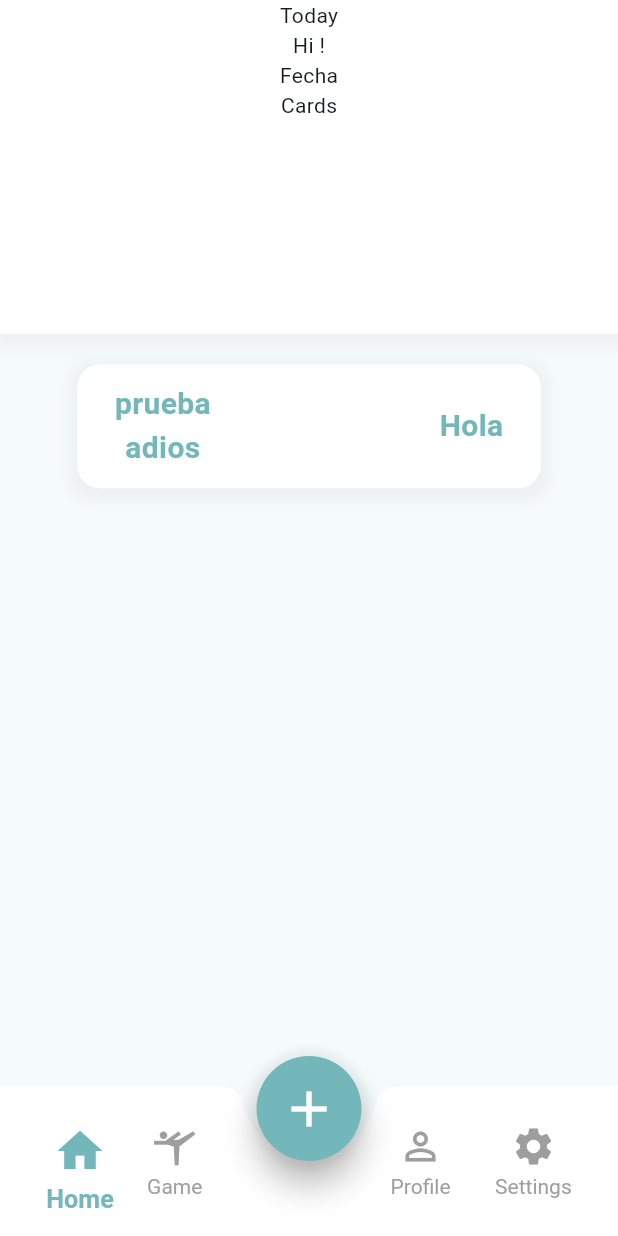
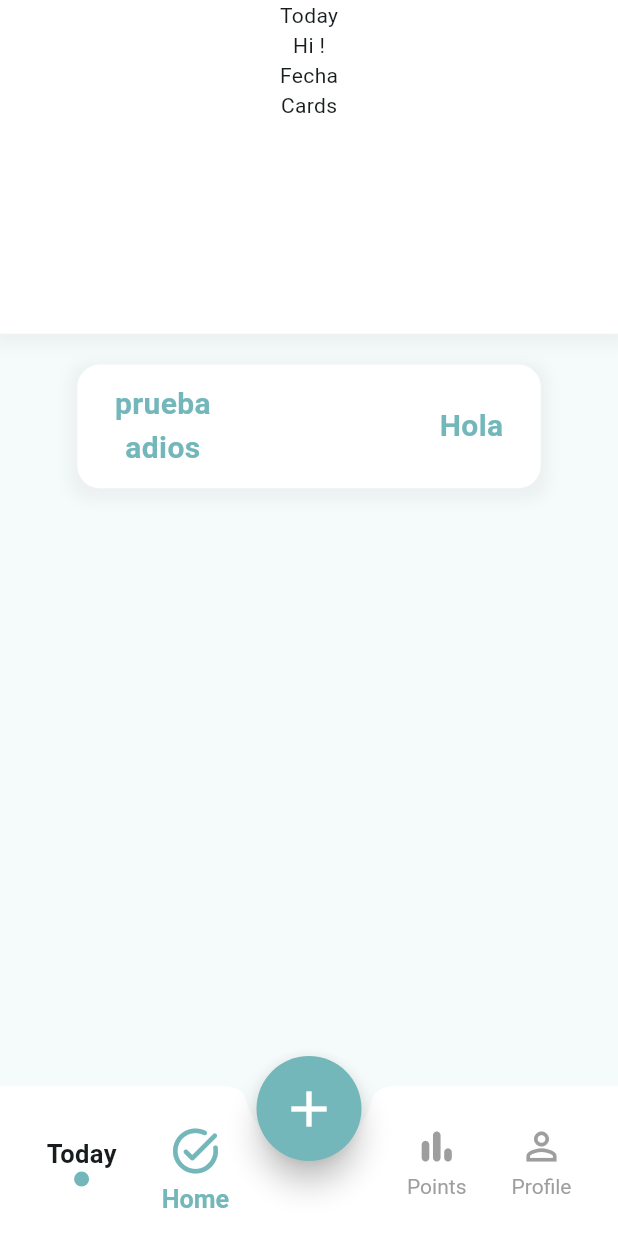
Before and after one commit to wilsone24/My-Best-Self, a Flutter app: the Mainpage screen opened by its route, on a phone screen of 412 x 824 dp. Run offline on Flutter 3.47's test engine with Material 3 defaults, Android fonts, the phone set to English and light mode, and no system bars; our stand-ins replace get.

Commit message:
Refactor bottom navigation bar and add TodayBottomBar widget

```diff
--- a/lib/ui/navbar/navbar.dart
+++ b/lib/ui/navbar/navbar.dart
@@ -24,11 +24,12 @@ class CustomBottomNavBar extends StatelessWidget {
         child: Row(
           mainAxisAlignment: MainAxisAlignment.spaceAround,
           children: [
-            _buildNavItem(0, 'Home', Icons.home),
-            _buildNavItem(1, 'Game', Icons.sports_gymnastics_outlined),
-            const SizedBox(width: 66), // Espacio para el botón central
+            const TodayBottomBar(),
+            _buildNavItem(0, 'Home', Icons.task_alt_rounded),
+            const SizedBox(width: 66),
+            _buildNavItem(1, 'Points', Icons.bar_chart_rounded),
             _buildNavItem(2, 'Profile', Icons.person_outline),
-            _buildNavItem(3, 'Settings', Icons.settings),
+
           ],
         ),
       ),
@@ -42,7 +43,8 @@ class CustomBottomNavBar extends StatelessWidget {
       onTap: () => onItemTapped(index),
       child: AnimatedContainer(
         duration: const Duration(milliseconds: 300),
-        transform: Matrix4.diagonal3Values(isSelected ? 1.2 : 1.0, isSelected ? 1.2 : 1.0, 1.0),
+        transform: Matrix4.diagonal3Values(
+            isSelected ? 1.2 : 1.0, isSelected ? 1.2 : 1.0, 1.0),
         child: Column(
           mainAxisSize: MainAxisSize.min,
           children: [
@@ -64,6 +66,33 @@ class CustomBottomNavBar extends StatelessWidget {
   }
 }
 
+class TodayBottomBar extends StatelessWidget {
+  const TodayBottomBar({
+    super.key,
+  });
+
+  @override
+  Widget build(BuildContext context) {
+    return Column(
+      mainAxisSize: MainAxisSize.min,
+      children: [
+        const Text(
+          "Today",
+          style: TextStyle(fontSize: 17, fontWeight: FontWeight.bold),
+        ),
+        Container(
+          width: 10,
+          height: 10,
+          decoration: const BoxDecoration(
+            shape: BoxShape.circle,
+            color: primarycolor,
+          ),
+        )
+      ],
+    );
+  }
+}
+
 class CustomFloatingActionButton extends StatelessWidget {
   final VoidCallback onPressed;
 
@@ -72,9 +101,10 @@ class CustomFloatingActionButton extends StatelessWidget {
   @override
   Widget build(BuildContext context) {
     return Container(
-      height: 76,
-      width: 76,
-      margin: const EdgeInsets.only(top: 30), // Alineación con la barra de navegación
+      height: 70,
+      width: 70,
+      margin: const EdgeInsets.only(
+          top: 30), // Alineación con la barra de navegación
       child: FloatingActionButton(
         onPressed: onPressed,
         elevation: 8,
```
